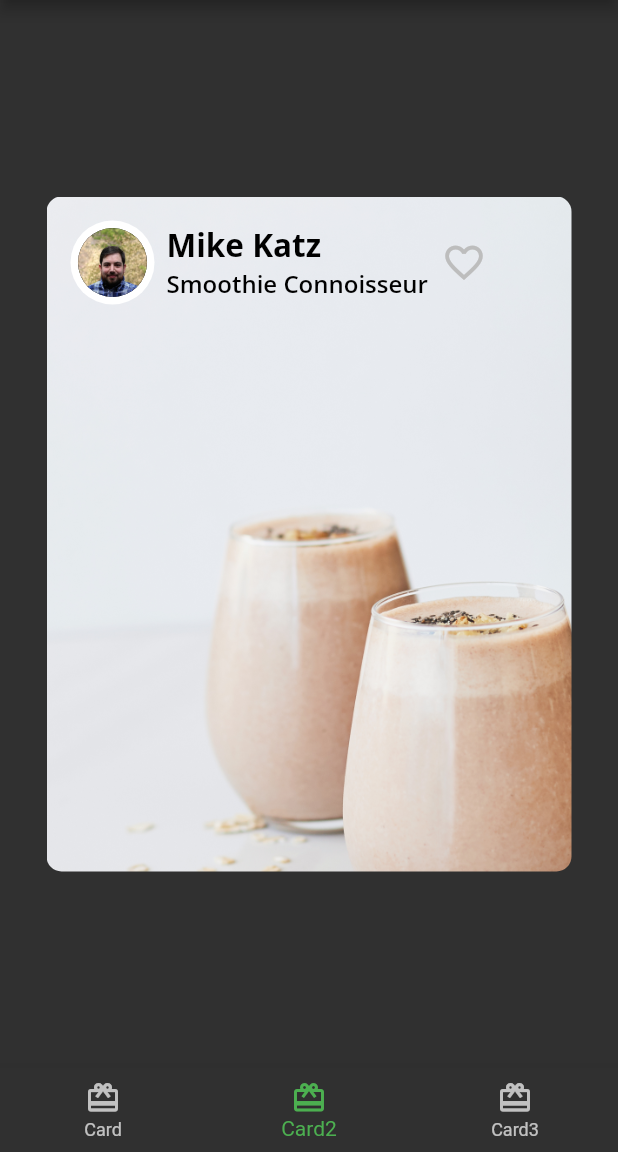
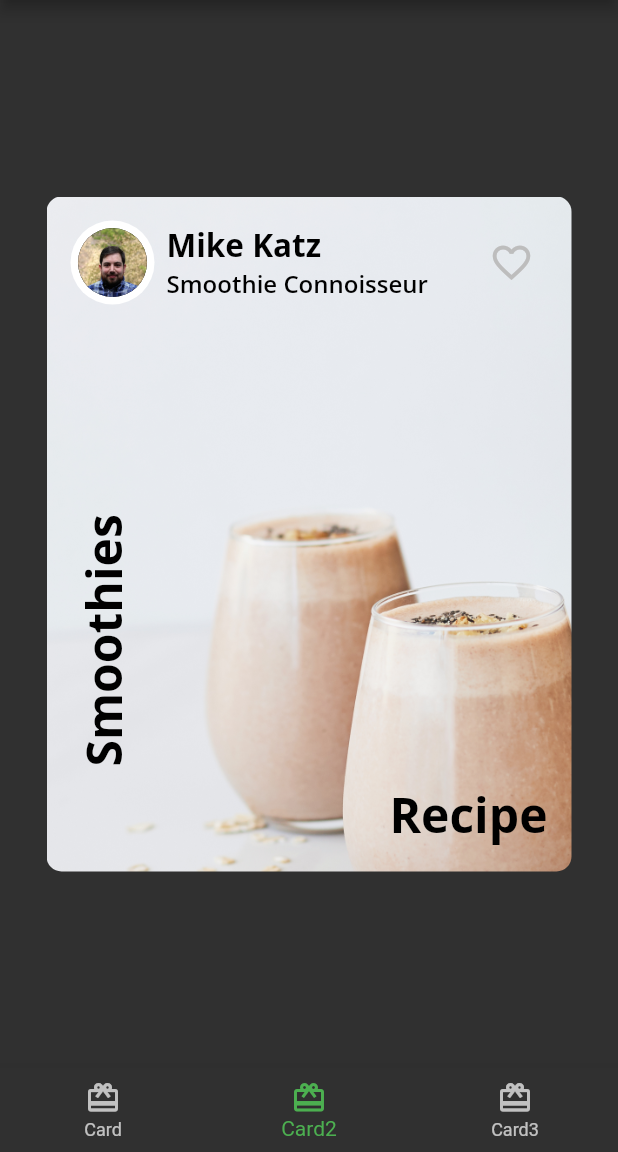
Before and after one commit to thesamtj/food_app, a Flutter app: the screen it shows after launch, item 2 of the bottom bar chosen, on a phone screen of 412 x 824 dp, the part 84-1236 px from its top. Run offline on Flutter 3.47's test engine with Material 2 defaults, Android fonts, the phone set to English and light mode, and no system bars; our stand-ins replace google_fonts.

Commit message:
add Positioned text

```diff
--- a/lib/author_card.dart
+++ b/lib/author_card.dart
@@ -23,6 +23,7 @@ class AuthorCard extends StatelessWidget {
       padding: const EdgeInsets.all(16),
       child: Row(
         // TODO 3: add alignment
+        mainAxisAlignment: MainAxisAlignment.spaceBetween,
         children: [
           // 1
           Row(
--- a/lib/card2.dart
+++ b/lib/card2.dart
@@ -1,5 +1,6 @@
 import 'package:flutter/material.dart';
 import 'author_card.dart';
+import 'fooderlich_theme.dart';
 
 class Card2 extends StatelessWidget {
   const Card2({Key? key}) : super(key: key);
@@ -31,6 +32,35 @@ class Card2 extends StatelessWidget {
               imageProvider: AssetImage('assets/author_katz.jpeg'),
             ),
             // TODO 4: add Positioned text
+            // 1
+            Expanded(
+              // 2
+              child: Stack(
+                children: [
+                  // 3
+                  Positioned(
+                    bottom: 16,
+                    right: 16,
+                    child: Text(
+                      'Recipe',
+                      style: FooderlichTheme.lightTextTheme.headline1,
+                    ),
+                  ),
+                  // 4
+                  Positioned(
+                    bottom: 70,
+                    left: 16,
+                    child: RotatedBox(
+                      quarterTurns: 3,
+                      child: Text(
+                        'Smoothies',
+                        style: FooderlichTheme.lightTextTheme.headline1,
+                      ),
+                    ),
+                  ),
+                ],
+              ),
+            ),
           ],
         ),
       ),
```
